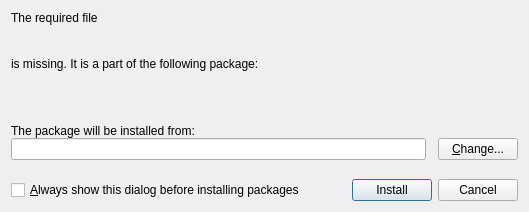
Before: the Qt Designer form Libraries/MiKTeX/UI/Qt/InstallPackageDialog.ui in Amaterasu27/miktex, drawn with Qt 5.
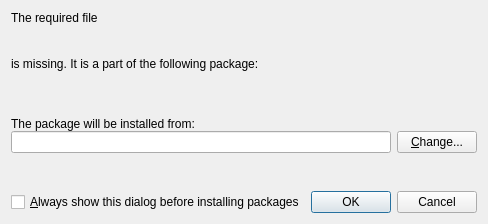
After: the same form once the commit is applied.

```diff
--- a/Libraries/MiKTeX/UI/Qt/InstallPackageDialog.ui
+++ b/Libraries/MiKTeX/UI/Qt/InstallPackageDialog.ui
@@ -9,8 +9,8 @@
    <rect>
     <x>0</x>
     <y>0</y>
-    <width>529</width>
-    <height>212</height>
+    <width>450</width>
+    <height>224</height>
    </rect>
   </property>
   <property name="sizePolicy" >
@@ -149,10 +149,13 @@
      <property name="orientation" >
       <enum>Qt::Vertical</enum>
      </property>
+     <property name="sizeType" >
+      <enum>QSizePolicy::Fixed</enum>
+     </property>
      <property name="sizeHint" >
       <size>
        <width>20</width>
-       <height>40</height>
+       <height>6</height>
       </size>
      </property>
     </spacer>
@@ -234,10 +237,13 @@
      <property name="orientation" >
       <enum>Qt::Vertical</enum>
      </property>
+     <property name="sizeType" >
+      <enum>QSizePolicy::MinimumExpanding</enum>
+     </property>
      <property name="sizeHint" >
       <size>
        <width>20</width>
-       <height>40</height>
+       <height>6</height>
       </size>
      </property>
     </spacer>
@@ -252,38 +258,9 @@
       </widget>
      </item>
      <item>
-      <spacer>
-       <property name="orientation" >
-        <enum>Qt::Horizontal</enum>
-       </property>
-       <property name="sizeHint" >
-        <size>
-         <width>611</width>
-         <height>20</height>
-        </size>
-       </property>
-      </spacer>
-     </item>
-     <item>
-      <widget class="QPushButton" name="btnInstall" >
-       <property name="whatsThis" >
-        <string>Install the required package.</string>
-       </property>
-       <property name="text" >
-        <string>Install</string>
-       </property>
-       <property name="default" >
-        <bool>true</bool>
-       </property>
-      </widget>
-     </item>
-     <item>
-      <widget class="QPushButton" name="btnCancel" >
-       <property name="whatsThis" >
-        <string>Don't install the required package.</string>
-       </property>
-       <property name="text" >
-        <string>Cancel</string>
+      <widget class="QDialogButtonBox" name="buttonBox" >
+       <property name="standardButtons" >
+        <set>QDialogButtonBox::Cancel|QDialogButtonBox::NoButton|QDialogButtonBox::Ok</set>
        </property>
       </widget>
      </item>
@@ -291,7 +268,6 @@
    </item>
   </layout>
  </widget>
- <layoutdefault spacing="6" margin="11" />
  <tabstops>
   <tabstop>editInstallationSource</tabstop>
   <tabstop>btnChange</tabstop>
```
Left out of the diff: 24 changed lines with no effect on the pictures.
